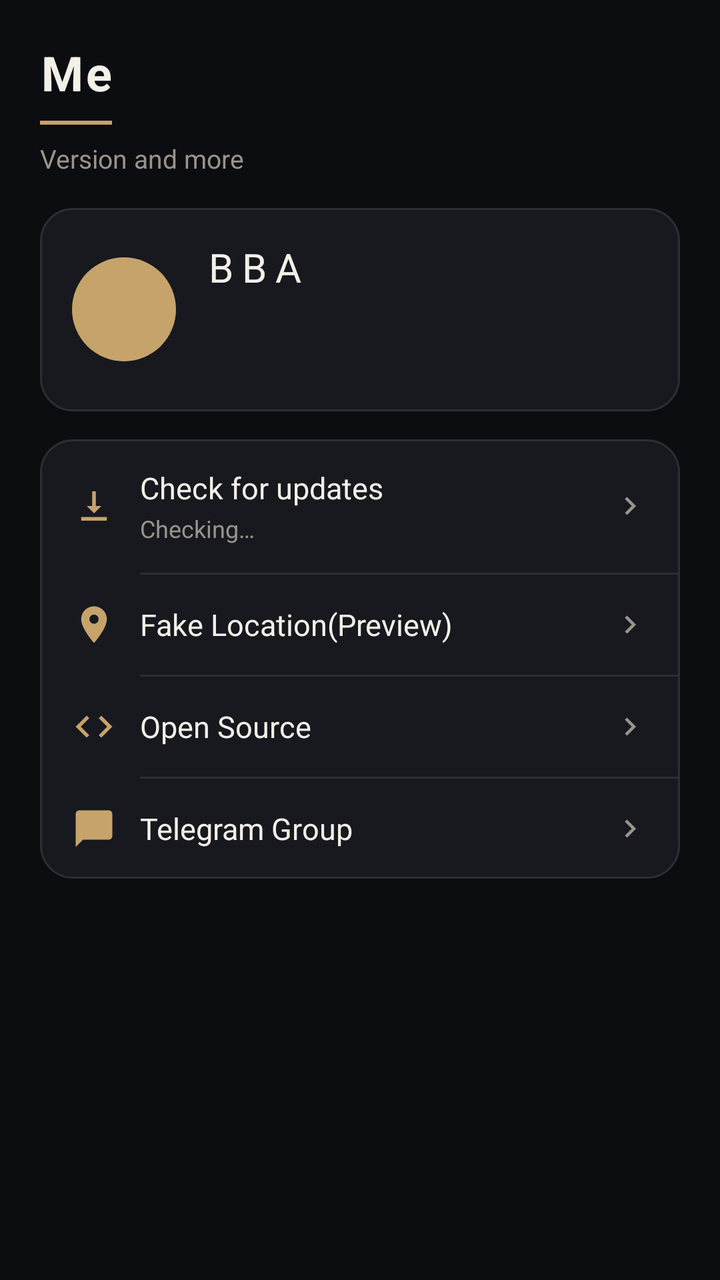
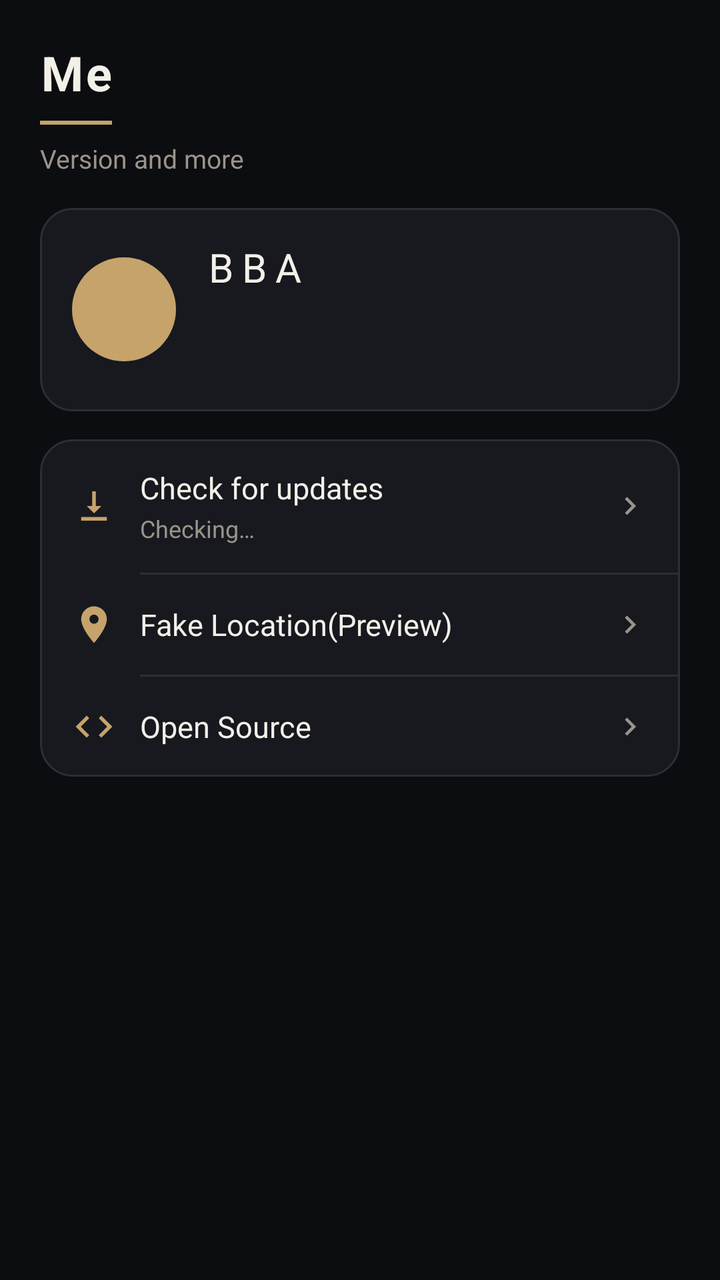

Screens rendered from an Android XML layout before and after an edit, with the pre-edit source and the edit as a unified diff.
<!-- AndroidManifest.xml: application theme Theme.BlackBox -->
<!-- res/layout/fragment_me.xml -->
<?xml version="1.0" encoding="utf-8"?>
<ScrollView xmlns:android="http://schemas.android.com/apk/res/android"
    android:layout_width="match_parent"
    android:layout_height="match_parent"
    android:background="@color/surface"
    android:fillViewport="true">

    <LinearLayout
        android:layout_width="match_parent"
        android:layout_height="wrap_content"
        android:orientation="vertical"
        android:paddingStart="20dp"
        android:paddingTop="20dp"
        android:paddingEnd="20dp"
        android:paddingBottom="24dp">

        <TextView
            style="@style/PageTitle"
            android:layout_width="wrap_content"
            android:layout_height="wrap_content"
            android:letterSpacing="0.06"
            android:text="@string/me_title" />

        <View
            android:layout_width="36dp"
            android:layout_height="2dp"
            android:layout_marginTop="8dp"
            android:background="@color/gold" />

        <TextView
            style="@style/PageSubtitle"
            android:layout_width="wrap_content"
            android:layout_height="wrap_content"
            android:layout_marginTop="8dp"
            android:layout_marginBottom="16dp"
            android:text="@string/me_subtitle" />

        <LinearLayout
            android:layout_width="match_parent"
            android:layout_height="wrap_content"
            android:background="@drawable/bg_card"
            android:gravity="center_vertical"
            android:orientation="horizontal"
            android:padding="16dp">

            <TextView
                android:id="@+id/avatarLetter"
                android:layout_width="52dp"
                android:layout_height="52dp"
                android:background="@drawable/bg_avatar"
                android:gravity="center"
                android:textColor="@color/ink"
                android:textSize="20sp"
                android:textStyle="bold" />

            <LinearLayout
                android:layout_width="0dp"
                android:layout_height="wrap_content"
                android:layout_marginStart="14dp"
                android:layout_weight="1"
                android:orientation="vertical">

                <TextView
                    android:id="@+id/appNameText"
                    android:layout_width="wrap_content"
                    android:layout_height="wrap_content"
                    android:letterSpacing="0.22"
                    android:text="@string/app_name"
                    android:textColor="@color/chrome"
                    android:textSize="20sp" />

                <TextView
                    android:id="@+id/currentVersionText"
                    android:layout_width="wrap_content"
                    android:layout_height="wrap_content"
                    android:layout_marginTop="4dp"
                    android:textColor="@color/primary_text"
                    android:textSize="14sp" />

                <TextView
                    android:id="@+id/versionCodeText"
                    android:layout_width="wrap_content"
                    android:layout_height="wrap_content"
                    android:layout_marginTop="2dp"
                    android:textColor="@color/secondary_text"
                    android:textSize="13sp" />
            </LinearLayout>
        </LinearLayout>

        <LinearLayout
            android:layout_width="match_parent"
            android:layout_height="wrap_content"
            android:layout_marginTop="14dp"
            android:background="@drawable/bg_card"
            android:orientation="vertical">

            <LinearLayout
                android:id="@+id/updateRow"
                android:layout_width="match_parent"
                android:layout_height="wrap_content"
                android:background="?attr/selectableItemBackground"
                android:gravity="center_vertical"
                android:orientation="horizontal"
                android:paddingStart="16dp"
                android:paddingTop="14dp"
                android:paddingEnd="16dp"
                android:paddingBottom="14dp">

                <ImageView
                    android:layout_width="22dp"
                    android:layout_height="22dp"
                    android:contentDescription="@null"
                    android:src="@drawable/ic_row_update" />

                <LinearLayout
                    android:layout_width="0dp"
                    android:layout_height="wrap_content"
                    android:layout_marginStart="12dp"
                    android:layout_weight="1"
                    android:orientation="vertical">

                    <TextView
                        android:layout_width="wrap_content"
                        android:layout_height="wrap_content"
                        android:text="@string/me_check_update"
                        android:textColor="@color/primary_text"
                        android:textSize="15sp" />

                    <TextView
                        android:id="@+id/updateStatus"
                        android:layout_width="wrap_content"
                        android:layout_height="wrap_content"
                        android:layout_marginTop="2dp"
                        android:text="@string/me_update_checking"
                        android:textColor="@color/secondary_text"
                        android:textSize="12sp" />
                </LinearLayout>

                <ImageView
                    android:layout_width="18dp"
                    android:layout_height="18dp"
                    android:contentDescription="@null"
                    android:src="@drawable/ic_chevron" />
            </LinearLayout>

            <View
                android:layout_width="match_parent"
                android:layout_height="1dp"
                android:layout_marginStart="50dp"
                android:background="@color/divider" />

            <LinearLayout
                android:id="@+id/fakeLocationRow"
                android:layout_width="match_parent"
                android:layout_height="wrap_content"
                android:background="?attr/selectableItemBackground"
                android:gravity="center_vertical"
                android:orientation="horizontal"
                android:paddingStart="16dp"
                android:paddingTop="14dp"
                android:paddingEnd="16dp"
                android:paddingBottom="14dp">

                <ImageView
                    android:layout_width="22dp"
                    android:layout_height="22dp"
                    android:contentDescription="@null"
                    android:src="@drawable/ic_row_location" />

                <TextView
                    android:layout_width="0dp"
                    android:layout_height="wrap_content"
                    android:layout_marginStart="12dp"
                    android:layout_weight="1"
                    android:text="@string/fake_location"
                    android:textColor="@color/primary_text"
                    android:textSize="15sp" />

                <ImageView
                    android:layout_width="18dp"
                    android:layout_height="18dp"
                    android:contentDescription="@null"
                    android:src="@drawable/ic_chevron" />
            </LinearLayout>

            <View
                android:layout_width="match_parent"
                android:layout_height="1dp"
                android:layout_marginStart="50dp"
                android:background="@color/divider" />

            <LinearLayout
                android:id="@+id/openSourceRow"
                android:layout_width="match_parent"
                android:layout_height="wrap_content"
                android:background="?attr/selectableItemBackground"
                android:gravity="center_vertical"
                android:orientation="horizontal"
                android:paddingStart="16dp"
                android:paddingTop="14dp"
                android:paddingEnd="16dp"
                android:paddingBottom="14dp">

                <ImageView
                    android:layout_width="22dp"
                    android:layout_height="22dp"
                    android:contentDescription="@null"
                    android:src="@drawable/ic_row_code" />

                <TextView
                    android:layout_width="0dp"
                    android:layout_height="wrap_content"
                    android:layout_marginStart="12dp"
                    android:layout_weight="1"
                    android:text="@string/open_source_path"
                    android:textColor="@color/primary_text"
                    android:textSize="15sp" />

                <ImageView
                    android:layout_width="18dp"
                    android:layout_height="18dp"
                    android:contentDescription="@null"
                    android:src="@drawable/ic_chevron" />
            </LinearLayout>

            <View
                android:layout_width="match_parent"
                android:layout_height="1dp"
                android:layout_marginStart="50dp"
                android:background="@color/divider" />

            <LinearLayout
                android:id="@+id/telegramRow"
                android:layout_width="match_parent"
                android:layout_height="wrap_content"
                android:background="?attr/selectableItemBackground"
                android:gravity="center_vertical"
                android:orientation="horizontal"
                android:paddingStart="16dp"
                android:paddingTop="14dp"
                android:paddingEnd="16dp"
                android:paddingBottom="14dp">

                <ImageView
                    android:layout_width="22dp"
                    android:layout_height="22dp"
                    android:contentDescription="@null"
                    android:src="@drawable/ic_row_chat" />

                <TextView
                    android:layout_width="0dp"
                    android:layout_height="wrap_content"
                    android:layout_marginStart="12dp"
                    android:layout_weight="1"
                    android:text="@string/tg_group"
                    android:textColor="@color/primary_text"
                    android:textSize="15sp" />

                <ImageView
                    android:layout_width="18dp"
                    android:layout_height="18dp"
                    android:contentDescription="@null"
                    android:src="@drawable/ic_chevron" />
            </LinearLayout>
        </LinearLayout>
    </LinearLayout>
</ScrollView>
<!-- resources referenced by this layout -->
<resources>
  <color name="chrome">#F3F0E8</color>
  <color name="divider">#2C2E34</color>
  <color name="gold">#C6A36A</color>
  <color name="ink">#14120E</color>
  <color name="primary_text">#F3F0E8</color>
  <color name="secondary_text">#9A948A</color>
  <color name="surface">#0C0D11</color>
  <!-- drawable bg_avatar (drawable) -->
  <?xml version="1.0" encoding="utf-8"?>
  <shape xmlns:android="http://schemas.android.com/apk/res/android"
      android:shape="oval">
      <solid android:color="@color/gold" />
  </shape>
  <!-- drawable bg_card (drawable) -->
  <?xml version="1.0" encoding="utf-8"?>
  <shape xmlns:android="http://schemas.android.com/apk/res/android">
      <solid android:color="@color/card" />
      <stroke
          android:width="1dp"
          android:color="@color/divider" />
      <corners android:radius="16dp" />
  </shape>
  <!-- drawable ic_chevron (drawable) -->
  <?xml version="1.0" encoding="utf-8"?>
  <vector xmlns:android="http://schemas.android.com/apk/res/android"
      android:width="18dp"
      android:height="18dp"
      android:viewportWidth="24"
      android:viewportHeight="24">
      <path
          android:fillColor="#9A948A"
          android:pathData="M8.59,16.59L13.17,12 8.59,7.41 10,6l6,6 -6,6 -1.41,-1.41z" />
  </vector>
  <!-- drawable ic_row_chat (drawable) -->
  <?xml version="1.0" encoding="utf-8"?>
  <vector xmlns:android="http://schemas.android.com/apk/res/android"
      android:width="22dp"
      android:height="22dp"
      android:viewportWidth="24"
      android:viewportHeight="24">
      <path
          android:fillColor="#C6A36A"
          android:pathData="M20,2H4c-1.1,0 -2,0.9 -2,2v18l4,-4h14c1.1,0 2,-0.9 2,-2V4c0,-1.1 -0.9,-2 -2,-2z" />
  </vector>
  <!-- drawable ic_row_code (drawable) -->
  <?xml version="1.0" encoding="utf-8"?>
  <vector xmlns:android="http://schemas.android.com/apk/res/android"
      android:width="22dp"
      android:height="22dp"
      android:viewportWidth="24"
      android:viewportHeight="24">
      <path
          android:fillColor="#C6A36A"
          android:pathData="M9.4,16.6L4.8,12l4.6,-4.6L8,6l-6,6 6,6 1.4,-1.4zM14.6,16.6l4.6,-4.6 -4.6,-4.6L16,6l6,6 -6,6 -1.4,-1.4z" />
  </vector>
  <!-- drawable ic_row_location (drawable) -->
  <?xml version="1.0" encoding="utf-8"?>
  <vector xmlns:android="http://schemas.android.com/apk/res/android"
      android:width="22dp"
      android:height="22dp"
      android:viewportWidth="24"
      android:viewportHeight="24">
      <path
          android:fillColor="#C6A36A"
          android:pathData="M12,2C8.13,2 5,5.13 5,9c0,5.25 7,13 7,13s7,-7.75 7,-13c0,-3.87 -3.13,-7 -7,-7zM12,11.5c-1.38,0 -2.5,-1.12 -2.5,-2.5s1.12,-2.5 2.5,-2.5 2.5,1.12 2.5,2.5 -1.12,2.5 -2.5,2.5z" />
  </vector>
  <!-- drawable ic_row_update (drawable) -->
  <?xml version="1.0" encoding="utf-8"?>
  <vector xmlns:android="http://schemas.android.com/apk/res/android"
      android:width="22dp"
      android:height="22dp"
      android:viewportWidth="24"
      android:viewportHeight="24">
      <path
          android:fillColor="#C6A36A"
          android:pathData="M5,20h14v-2H5v2zM11,4h2v8h3l-4,4 -4,-4h3z" />
  </vector>
  <string name="app_name">BBA</string>
  <string name="fake_location">Fake Location(Preview)</string>
  <string name="me_check_update">Check for updates</string>
  <string name="me_subtitle">Version and more</string>
  <string name="me_title">Me</string>
  <string name="me_update_checking">Checking…</string>
  <string name="open_source_path">Open Source</string>
  <string name="tg_group">Telegram Group</string>
  <style name="PageSubtitle">
          <item name="android:textColor">@color/secondary_text</item>
          <item name="android:textSize">13sp</item>
      </style>
  <style name="PageTitle">
          <item name="android:textColor">@color/primary_text</item>
          <item name="android:textSize">24sp</item>
          <item name="android:textStyle">bold</item>
      </style>
  <color name="card">#17191F</color>
  <color name="primary">#12141A</color>
  <color name="primary_dark">#0C0D11</color>
  <!-- unchanged entries left out for length: 1 -->
</resources>

<!-- the commit's change to res/layout/fragment_me.xml (unified diff, before → after) -->
@@ -222,46 +222,6 @@
                     android:contentDescription="@null"
                     android:src="@drawable/ic_chevron" />
             </LinearLayout>
-
-            <View
-                android:layout_width="match_parent"
-                android:layout_height="1dp"
-                android:layout_marginStart="50dp"
-                android:background="@color/divider" />
-
-            <LinearLayout
-                android:id="@+id/telegramRow"
-                android:layout_width="match_parent"
-                android:layout_height="wrap_content"
-                android:background="?attr/selectableItemBackground"
-                android:gravity="center_vertical"
-                android:orientation="horizontal"
-                android:paddingStart="16dp"
-                android:paddingTop="14dp"
-                android:paddingEnd="16dp"
-                android:paddingBottom="14dp">
-
-                <ImageView
-                    android:layout_width="22dp"
-                    android:layout_height="22dp"
-                    android:contentDescription="@null"
-                    android:src="@drawable/ic_row_chat" />
-
-                <TextView
-                    android:layout_width="0dp"
-                    android:layout_height="wrap_content"
-                    android:layout_marginStart="12dp"
-                    android:layout_weight="1"
-                    android:text="@string/tg_group"
-                    android:textColor="@color/primary_text"
-                    android:textSize="15sp" />
-
-                <ImageView
-                    android:layout_width="18dp"
-                    android:layout_height="18dp"
-                    android:contentDescription="@null"
-                    android:src="@drawable/ic_chevron" />
-            </LinearLayout>
         </LinearLayout>
     </LinearLayout>
 </ScrollView>
<!-- resource entries referenced after the edit -->
@@ -32,17 +32,6 @@
       <path
           android:fillColor="#9A948A"
           android:pathData="M8.59,16.59L13.17,12 8.59,7.41 10,6l6,6 -6,6 -1.41,-1.41z" />
-  </vector>
-  <!-- drawable ic_row_chat (drawable) -->
-  <?xml version="1.0" encoding="utf-8"?>
-  <vector xmlns:android="http://schemas.android.com/apk/res/android"
-      android:width="22dp"
-      android:height="22dp"
-      android:viewportWidth="24"
-      android:viewportHeight="24">
-      <path
-          android:fillColor="#C6A36A"
-          android:pathData="M20,2H4c-1.1,0 -2,0.9 -2,2v18l4,-4h14c1.1,0 2,-0.9 2,-2V4c0,-1.1 -0.9,-2 -2,-2z" />
   </vector>
   <!-- drawable ic_row_code (drawable) -->
   <?xml version="1.0" encoding="utf-8"?>
@@ -84,7 +73,6 @@
   <string name="me_title">Me</string>
   <string name="me_update_checking">Checking…</string>
   <string name="open_source_path">Open Source</string>
-  <string name="tg_group">Telegram Group</string>
   <style name="PageSubtitle">
           <item name="android:textColor">@color/secondary_text</item>
           <item name="android:textSize">13sp</item>
